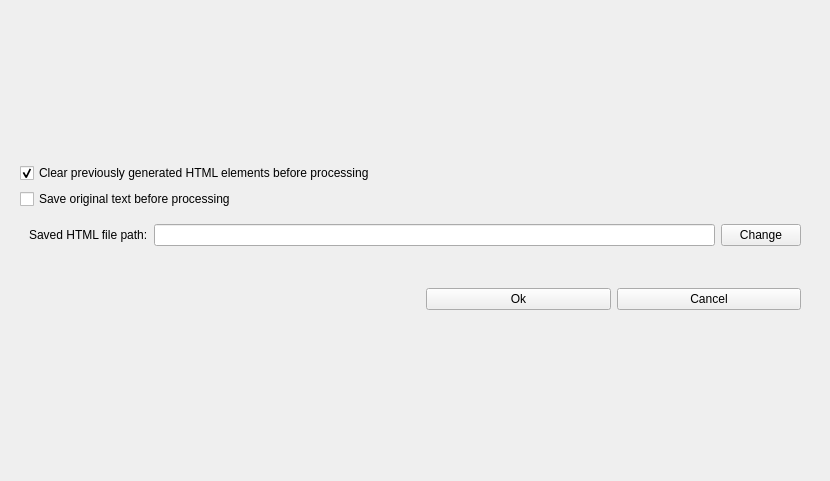
Before: the Qt Designer form src/settings.ui in salaheddinek/html-auto-2columns, drawn with Qt 5.
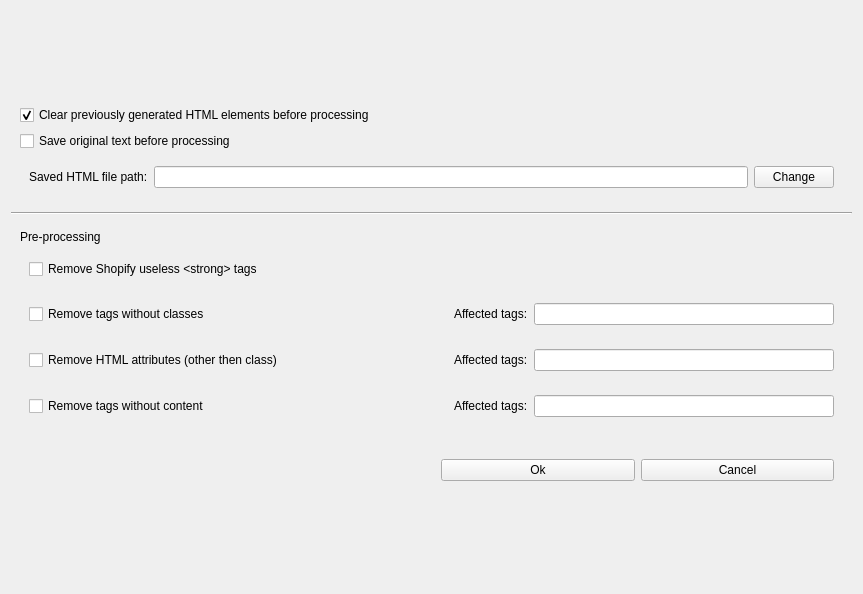
After: the same form once the commit is applied.

Diff of the .ui file:
```diff
--- a/src/settings.ui
+++ b/src/settings.ui
@@ -6,8 +6,8 @@
    <rect>
     <x>0</x>
     <y>0</y>
-    <width>830</width>
-    <height>481</height>
+    <width>863</width>
+    <height>594</height>
    </rect>
   </property>
   <property name="windowTitle">
@@ -73,6 +73,195 @@
      </layout>
     </widget>
    </item>
+   <item>
+    <widget class="Line" name="line">
+     <property name="orientation">
+      <enum>Qt::Horizontal</enum>
+     </property>
+    </widget>
+   </item>
+   <item>
+    <widget class="QWidget" name="widget_4" native="true">
+     <layout class="QVBoxLayout" name="verticalLayout_3">
+      <item>
+       <widget class="QLabel" name="label_2">
+        <property name="text">
+         <string>Pre-processing</string>
+        </property>
+       </widget>
+      </item>
+      <item>
+       <widget class="QWidget" name="widget_6" native="true">
+        <layout class="QHBoxLayout" name="horizontalLayout_4">
+         <item>
+          <widget class="QCheckBox" name="cbox_clear_shopify_tags">
+           <property name="text">
+            <string>Remove Shopify useless &lt;strong&gt; tags</string>
+           </property>
+          </widget>
+         </item>
+        </layout>
+       </widget>
+      </item>
+      <item>
+       <widget class="QWidget" name="widget_5" native="true">
+        <layout class="QHBoxLayout" name="horizontalLayout_3">
+         <item>
+          <widget class="QCheckBox" name="cbox_unwrap_without_class">
+           <property name="text">
+            <string>Remove tags without classes                         </string>
+           </property>
+          </widget>
+         </item>
+         <item>
+          <spacer name="horizontalSpacer_2">
+           <property name="orientation">
+            <enum>Qt::Horizontal</enum>
+           </property>
+           <property name="sizeType">
+            <enum>QSizePolicy::Expanding</enum>
+           </property>
+           <property name="sizeHint" stdset="0">
+            <size>
+             <width>40</width>
+             <height>20</height>
+            </size>
+           </property>
+          </spacer>
+         </item>
+         <item>
+          <widget class="QLabel" name="label_3">
+           <property name="text">
+            <string>Affected tags:</string>
+           </property>
+          </widget>
+         </item>
+         <item>
+          <widget class="QLineEdit" name="ledit_r_class_tags">
+           <property name="sizePolicy">
+            <sizepolicy hsizetype="Expanding" vsizetype="Preferred">
+             <horstretch>0</horstretch>
+             <verstretch>0</verstretch>
+            </sizepolicy>
+           </property>
+           <property name="minimumSize">
+            <size>
+             <width>300</width>
+             <height>0</height>
+            </size>
+           </property>
+          </widget>
+         </item>
+        </layout>
+       </widget>
+      </item>
+      <item>
+       <widget class="QWidget" name="widget_7" native="true">
+        <layout class="QHBoxLayout" name="horizontalLayout_5">
+         <item>
+          <widget class="QCheckBox" name="cbox_remove_attributes">
+           <property name="text">
+            <string>Remove HTML attributes (other then class)</string>
+           </property>
+          </widget>
+         </item>
+         <item>
+          <spacer name="horizontalSpacer_3">
+           <property name="orientation">
+            <enum>Qt::Horizontal</enum>
+           </property>
+           <property name="sizeType">
+            <enum>QSizePolicy::Expanding</enum>
+           </property>
+           <property name="sizeHint" stdset="0">
+            <size>
+             <width>40</width>
+             <height>20</height>
+            </size>
+           </property>
+          </spacer>
+         </item>
+         <item>
+          <widget class="QLabel" name="label_4">
+           <property name="text">
+            <string>Affected tags:</string>
+           </property>
+          </widget>
+         </item>
+         <item>
+          <widget class="QLineEdit" name="ledit_r_attributes_tags">
+           <property name="sizePolicy">
+            <sizepolicy hsizetype="Expanding" vsizetype="Preferred">
+             <horstretch>0</horstretch>
+             <verstretch>0</verstretch>
+            </sizepolicy>
+           </property>
+           <property name="minimumSize">
+            <size>
+             <width>300</width>
+             <height>0</height>
+            </size>
+           </property>
+          </widget>
+         </item>
+        </layout>
+       </widget>
+      </item>
+      <item>
+       <widget class="QWidget" name="widget_8" native="true">
+        <layout class="QHBoxLayout" name="horizontalLayout_6">
+         <item>
+          <widget class="QCheckBox" name="cbox_unwrap_no_content">
+           <property name="text">
+            <string>Remove tags without content                        </string>
+           </property>
+          </widget>
+         </item>
+         <item>
+          <spacer name="horizontalSpacer_4">
+           <property name="orientation">
+            <enum>Qt::Horizontal</enum>
+           </property>
+           <property name="sizeType">
+            <enum>QSizePolicy::Expanding</enum>
+           </property>
+           <property name="sizeHint" stdset="0">
+            <size>
+             <width>40</width>
+             <height>20</height>
+            </size>
+           </property>
+          </spacer>
+         </item>
+         <item>
+          <widget class="QLabel" name="label_5">
+           <property name="text">
+            <string>Affected tags:</string>
+           </property>
+          </widget>
+         </item>
+         <item>
+          <widget class="QLineEdit" name="ledit_no_content_tags">
+           <property name="sizePolicy">
+            <sizepolicy hsizetype="Expanding" vsizetype="Preferred">
+             <horstretch>0</horstretch>
+             <verstretch>0</verstretch>
+            </sizepolicy>
+           </property>
+           <property name="minimumSize">
+            <size>
+             <width>300</width>
+             <height>0</height>
+            </size>
+           </property>
+          </widget>
+         </item>
+        </layout>
+       </widget>
+      </item>
+     </layout>
+    </widget>
+   </item>
    <item>
     <widget class="QWidget" name="widget" native="true">
      <layout class="QHBoxLayout" name="horizontalLayout">
```
